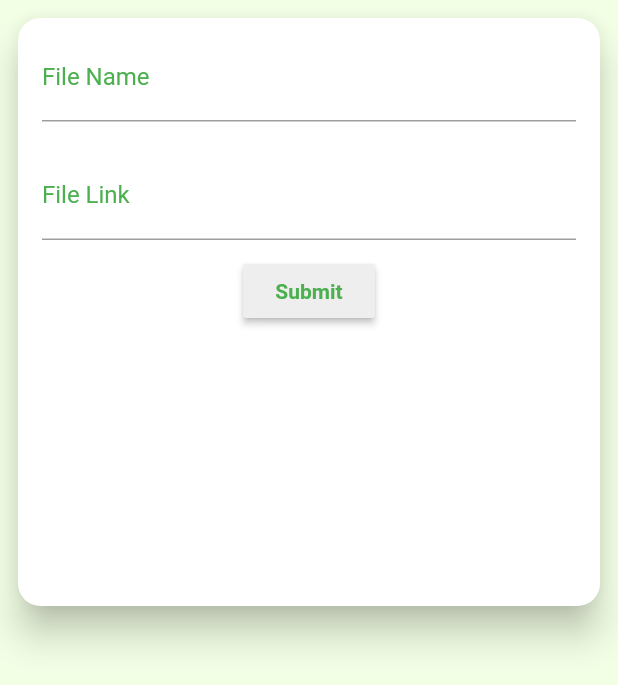
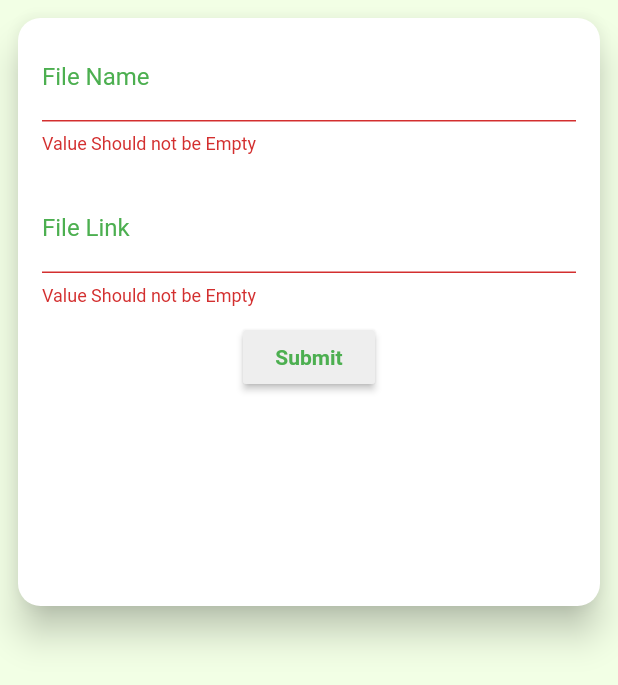
Before and after one commit to anjalijagtapbacancy/eo2_map_charger, a Flutter app: the OTA screen opened directly, after a tap on "Submit", on a phone screen of 412 x 824 dp. Shown: the top 685 px of the screen. Run offline on Flutter 3.47's test engine with Material 2 defaults, Android fonts, the phone set to English and light mode, and no system bars; our stand-ins replace connectivity, fluttertoast, multicast_dns, shared_preferences, sprintf, syncfusion_flutter_charts and 1 more; missing offline and left inert: app_settings, gateway, qr_code_scanner; accounts and stored records are empty.

```diff
--- a/lib/Connection.dart
+++ b/lib/Connection.dart
@@ -25,6 +25,7 @@ class connection extends State<Connection> {
     super.initState();
     SchedulerBinding.instance.addPostFrameCallback((_) async {
       visibilityWidgetsRead = context.read<VisibilityWidgets>();
+      visibilityWidgetsRead.setsocket(null);
     });
   }
 
--- a/lib/ota.dart
+++ b/lib/ota.dart
@@ -3,7 +3,6 @@ import 'package:flutter/material.dart';
 import 'package:flutter/scheduler.dart';
 import 'package:provider/src/provider.dart';
 
-import 'ConstantFunction/Constants.dart';
 import 'VisibilityWidgets.dart';
 
 class OTA extends StatefulWidget {
@@ -16,6 +15,8 @@ class OTA extends StatefulWidget {
 class ota_state extends State<OTA> {
   VisibilityWidgets visibilityWidgetsRead;
   VisibilityWidgets visibilityWidgetsWatch;
+  final GlobalKey<FormState> file_name_key = GlobalKey<FormState>();
+  bool _autoValidate=false;
 
   @override
   Future<void> initState() {
@@ -28,7 +29,7 @@ class ota_state extends State<OTA> {
   @override
   Widget build(BuildContext context) {
     visibilityWidgetsWatch = context.watch<VisibilityWidgets>();
-    if(mounted && visibilityWidgetsWatch.responseMsgId8 != null)
+    if (mounted && visibilityWidgetsWatch.responseMsgId8 != null)
       visibilityWidgetsWatch.Network(context);
     return Scaffold(
       backgroundColor: Color.fromRGBO(242, 255, 229, 1),
@@ -42,6 +43,8 @@ class ota_state extends State<OTA> {
             ),
             color: Colors.white,
             elevation: 10,
+            child: Form(
+              key: file_name_key,
               child: Column(
                 children: [
                   Padding(
@@ -53,6 +56,9 @@ class ota_state extends State<OTA> {
                       ),
                       padding: EdgeInsets.symmetric(horizontal: 8, vertical: 2),
                       child: TextFormField(
+                            validator: (value) {
+                             return value.isEmpty ? 'Value Should not be Empty' : null;
+                            },
                             style: TextStyle(color: Colors.black),
                             onChanged: (value) {
                               if (value.isNotEmpty) {
@@ -77,6 +83,9 @@ class ota_state extends State<OTA> {
                       padding: EdgeInsets.symmetric(horizontal: 8, vertical: 2),
                       child: TextFormField(
                           style: TextStyle(color: Colors.black),
+                          validator: (value) {
+                           return value.isEmpty ? 'Value Should not be Empty' : null;
+                          },
                           onChanged: (value) {
                             if (value.isNotEmpty) {
                               visibilityWidgetsWatch.setfileUrl(value);
@@ -92,15 +101,23 @@ class ota_state extends State<OTA> {
                   ),
                   MaterialButton(
                     onPressed: () {
-                    if (visibilityWidgetsWatch.fileName != null &&
-                        visibilityWidgetsWatch.fileName != "" &&
-                        visibilityWidgetsWatch.fileUrl != "" &&
-                        visibilityWidgetsWatch.fileUrl != null) {
+                      if (file_name_key.currentState.validate()) {
+                        {file_name_key.currentState.save();
                           visibilityWidgetsWatch.SendRequest4(
                               4,
                               visibilityWidgetsWatch.fileUrl,
                               visibilityWidgetsWatch.fileName);
+
                         }
+                      } else {
+                        print('invalid');
+                      }
+                      // if (visibilityWidgetsWatch.fileName != null &&
+                      //     visibilityWidgetsWatch.fileName != "" &&
+                      //     visibilityWidgetsWatch.fileUrl != "" &&
+                      //     visibilityWidgetsWatch.fileUrl != null) {
+                      //
+                      // }
                     },
                     child: Text(
                       "Submit",
@@ -114,6 +131,7 @@ class ota_state extends State<OTA> {
             ),
           ),
         ),
+      ),
     );
   }
 }
```
Also changed, not shown: lib/ConnectServer.dart (+30 -11 lines), lib/VisibilityWidgets.dart (+13 -0 lines), lib/dash_board.dart (+40 -44 lines). Lines whose indentation alone changed are shown as unchanged.
